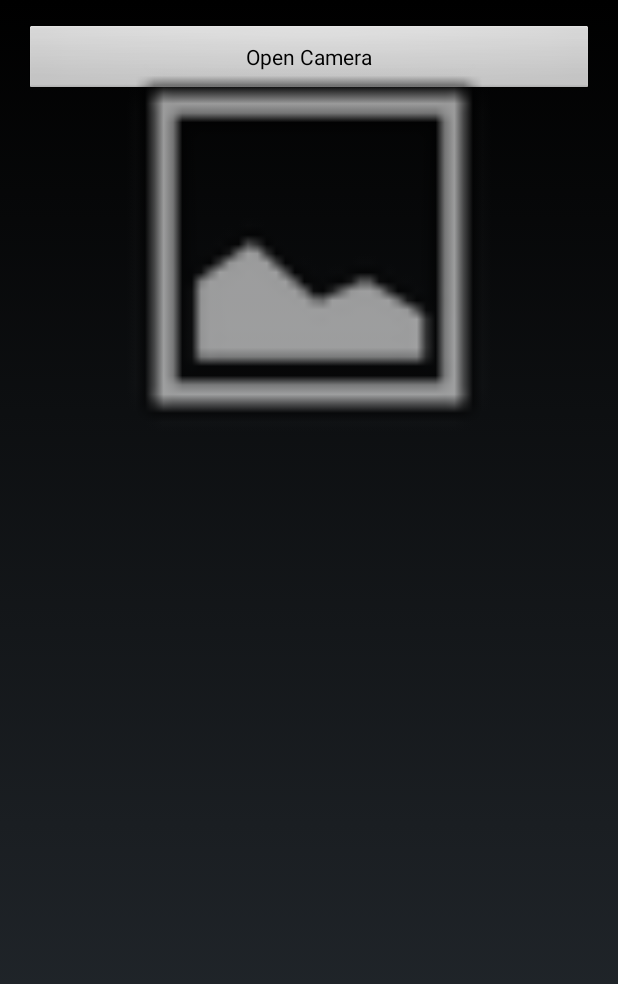
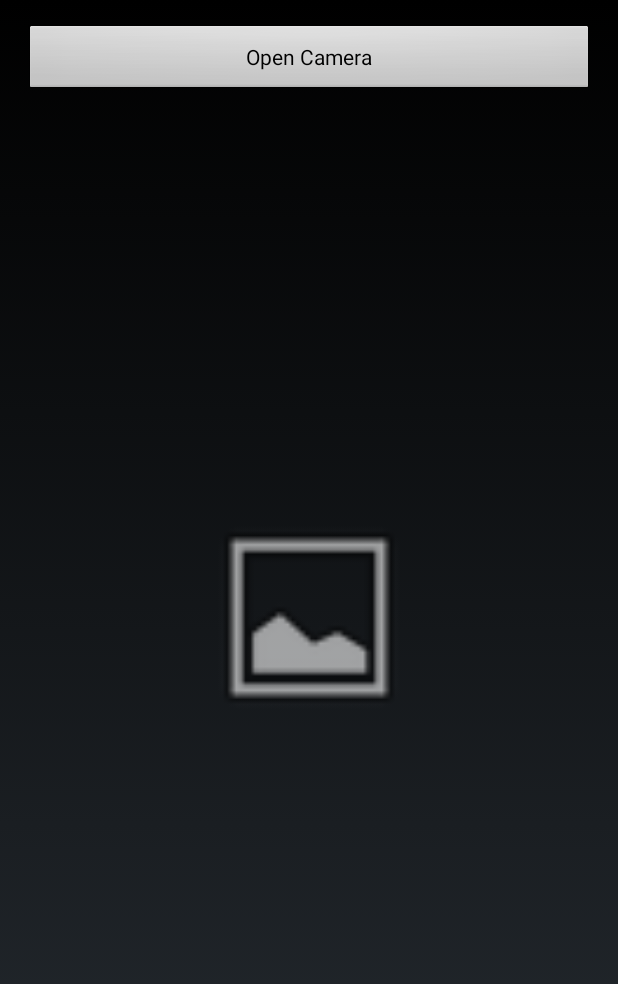
Before and after one commit to tanwcw/localet, an Android app: the MainActivity screen opened directly, with no data from a screen before it, on a phone screen of 412 x 824 dp. Shown: the top 984 px of the screen. Run offline under Robolectric (Android 15) with nearby library versions, the phone set to English and light mode, and no system bars; libraries missing offline, so code that uses them is left out: com.mapbox.mapboxsdk, com.mapquest.mapping.

Commit message:
organised icon

```diff
--- a/app/src/main/res/layout/activity_main.xml
+++ b/app/src/main/res/layout/activity_main.xml
@@ -18,7 +18,9 @@
   <ImageView
       android:src="@android:drawable/ic_menu_gallery"
       android:layout_width="fill_parent"
-      android:layout_height="300.0dp"
+      android:layout_height="150.0dp"
       android:id="@+id/imageView1"
-      android:adjustViewBounds="true" />
+      android:adjustViewBounds="true"
+      android:layout_centerVertical="true"
+      android:layout_alignParentStart="true" />
 </RelativeLayout>
```
